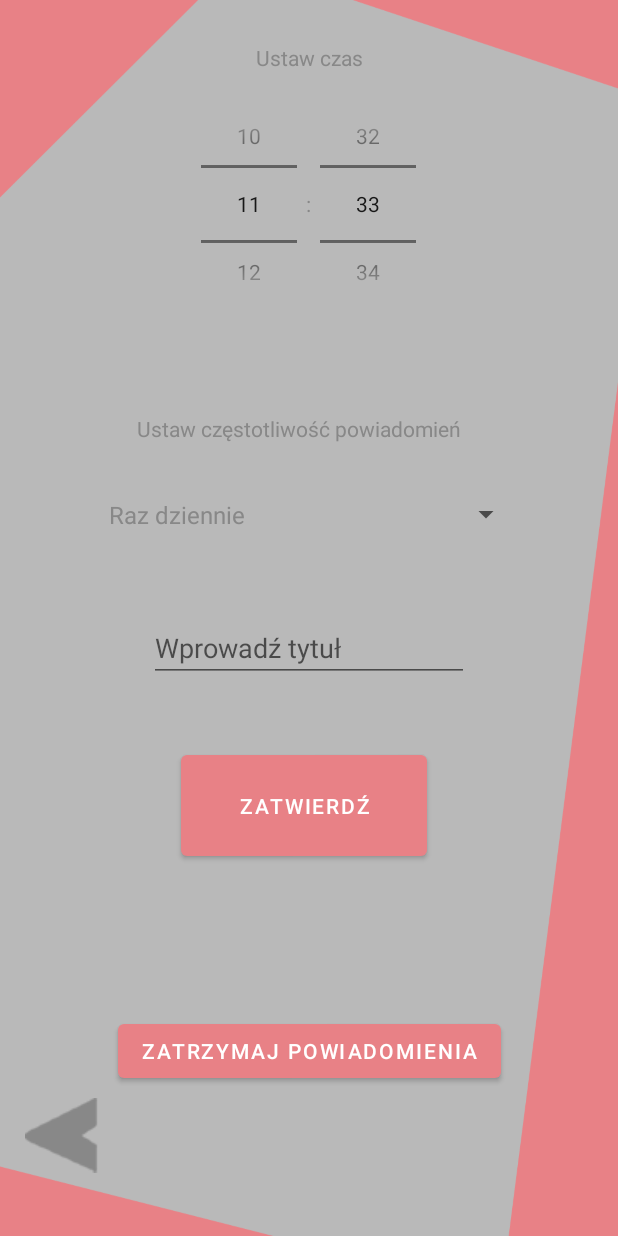
After one commit to gry-mar/AppTeczka, an Android app: the SetReminderActivity screen opened directly, with no data from a screen before it, on a phone screen of 412 x 824 dp. The commit adds this screen. Run offline under Robolectric (Android 15) with nearby library versions, the phone set to English and light mode, and no system bars.

Commit message:
added notifications prototype

```diff
--- /dev/null
+++ b/android/AppTeczkaAndroid/app/src/main/java/edu/ib/appteczkaandroid/SetReminderActivity.java
@@ -0,0 +1,113 @@
+package edu.ib.appteczkaandroid;
+
+import androidx.annotation.RequiresApi;
+import androidx.appcompat.app.AppCompatActivity;
+
+import android.app.AlarmManager;
+import android.app.NotificationChannel;
+import android.app.NotificationManager;
+import android.app.PendingIntent;
+import android.content.Intent;
+import android.os.Build;
+import android.os.Bundle;
+import android.text.format.Time;
+import android.view.View;
+import android.widget.AdapterView;
+import android.widget.ArrayAdapter;
+import android.widget.EditText;
+import android.widget.Spinner;
+import android.widget.TimePicker;
+
+import java.util.Calendar;
+
+public class SetReminderActivity extends AppCompatActivity {
+
+    String spinnerSelectedItem;
+    Spinner spinner;
+    TimePicker timePicker;
+    final Calendar calendar = Calendar.getInstance();
+    String title;
+    EditText edtTitle;
+
+    @RequiresApi(api = Build.VERSION_CODES.O)
+    @Override
+    protected void onCreate(Bundle savedInstanceState) {
+        super.onCreate(savedInstanceState);
+        setContentView(R.layout.activity_set_reminder);
+        spinner = findViewById(R.id.spinner);
+        ArrayAdapter<CharSequence> adapter = ArrayAdapter.createFromResource(this,
+                R.array.spinner_arr, android.R.layout.simple_spinner_item);
+        adapter.setDropDownViewResource(android.R.layout.simple_spinner_dropdown_item);
+        spinner.setAdapter(adapter);
+        timePicker = findViewById(R.id.timeForNotification);
+        timePicker.setIs24HourView(true);
+        edtTitle = findViewById(R.id.edtTitle);
+
+        createNotificationChannel();
+
+
+    }
+
+    public void btnReturnOnClick(View view) {
+        Intent intent = new Intent(this, MenuAll.class);
+        startActivity(intent);
+        finish();
+    }
+
+    public void onSubmitNotifyClicked(View view) {
+        title = edtTitle.getText().toString();
+        int hour, minute;
+        String am_pm;
+        if (Build.VERSION.SDK_INT >= 23 ){
+            hour = timePicker.getHour();
+            minute = timePicker.getMinute();
+            System.out.println("A tu?");
+        }
+        else{
+            hour = timePicker.getCurrentHour();
+            minute = timePicker.getCurrentMinute();
+            System.out.println("No i chuj");
+        }
+
+        spinner.setOnItemSelectedListener(new AdapterView.OnItemSelectedListener() {
+            public void onItemSelected(AdapterView<?> parent, View view, int pos, long id) {
+                Object item = parent.getItemAtPosition(pos);
+                System.out.println(item);
+            }
+            public void onNothingSelected(AdapterView<?> parent) {
+            }
+        });
+        calendar.set(Calendar.HOUR_OF_DAY, hour);
+        calendar.set(Calendar.MINUTE, minute);
+        calendar.set(Calendar.SECOND, 0);
+        System.out.println("Min"+minute);
+
+        Intent intent = new Intent(getApplicationContext(),Notify.class);
+        intent.putExtra("titleExtra",title);
+        intent.putExtra("messageExtra","Sprawdź czy wziąłeś lek");
+        intent.putExtra("reqCode",100);
+        sendBroadcast(intent);
+        System.out.println("Czy tu doszło wgl");
+        System.out.println(calendar.getTimeInMillis());
+
+
+        PendingIntent pendingIntent = PendingIntent.getBroadcast(getApplicationContext(),
+                100,intent,PendingIntent.FLAG_UPDATE_CURRENT);
+        AlarmManager alarmManager = (AlarmManager) getSystemService(ALARM_SERVICE);
+        assert alarmManager != null;
+        alarmManager.setRepeating(AlarmManager.RTC_WAKEUP,calendar.getTimeInMillis(),AlarmManager.INTERVAL_FIFTEEN_MINUTES,
+                pendingIntent);
+    }
+
+    @RequiresApi(api = Build.VERSION_CODES.O)
+    private void createNotificationChannel(){
+        CharSequence name = "Default channel";
+        String desc = "Opis jakis";
+        String channelID = "default";
+        int importance = NotificationManager.IMPORTANCE_DEFAULT;
+        NotificationChannel channel = new NotificationChannel(channelID,name, importance);
+        channel.setDescription(desc);
+        NotificationManager notificationManager = (NotificationManager) getSystemService(NOTIFICATION_SERVICE);
+        notificationManager.createNotificationChannel(channel);
+    }
+}
--- /dev/null
+++ b/android/AppTeczkaAndroid/app/src/main/res/layout/activity_set_reminder.xml
@@ -0,0 +1,104 @@
+<?xml version="1.0" encoding="utf-8"?>
+<androidx.constraintlayout.widget.ConstraintLayout xmlns:android="http://schemas.android.com/apk/res/android"
+    xmlns:app="http://schemas.android.com/apk/res-auto"
+    xmlns:tools="http://schemas.android.com/tools"
+    android:layout_width="match_parent"
+    android:layout_height="match_parent"
+    android:background="@drawable/backgroundimg"
+    tools:context=".SetReminderActivity">
+
+    <ImageButton
+        android:id="@+id/imageButton"
+        android:layout_width="50dp"
+        android:layout_height="50dp"
+        android:background="@android:color/transparent"
+        android:onClick="btnReturnOnClick"
+        app:layout_constraintBottom_toBottomOf="parent"
+        app:layout_constraintEnd_toEndOf="parent"
+        app:layout_constraintHorizontal_bias="0.046"
+        app:layout_constraintStart_toStartOf="parent"
+        app:layout_constraintTop_toTopOf="parent"
+        app:layout_constraintVertical_bias="0.946"
+        app:srcCompat="@drawable/return_btn" />
+
+    <TimePicker
+        android:id="@+id/timeForNotification"
+        android:layout_width="246dp"
+        android:layout_height="168dp"
+        android:layout_marginTop="52dp"
+        android:timePickerMode="spinner"
+        app:layout_constraintEnd_toEndOf="parent"
+        app:layout_constraintHorizontal_bias="0.496"
+        app:layout_constraintStart_toStartOf="parent"
+        app:layout_constraintTop_toTopOf="parent" />
+
+    <Spinner
+        android:id="@+id/spinner"
+        android:layout_width="283dp"
+        android:layout_height="46dp"
+        app:layout_constraintBottom_toBottomOf="parent"
+        app:layout_constraintEnd_toEndOf="parent"
+        app:layout_constraintStart_toStartOf="parent"
+        app:layout_constraintTop_toTopOf="parent"
+        app:layout_constraintVertical_bias="0.411" />
+
+    <Button
+        android:id="@+id/button3"
+        android:layout_width="164dp"
+        android:layout_height="79dp"
+        android:onClick="onSubmitNotifyClicked"
+        android:text="Zatwierdź"
+        app:layout_constraintBottom_toBottomOf="parent"
+        app:layout_constraintEnd_toEndOf="parent"
+        app:layout_constraintHorizontal_bias="0.487"
+        app:layout_constraintStart_toStartOf="parent"
+        app:layout_constraintTop_toBottomOf="@+id/spinner"
+        app:layout_constraintVertical_bias="0.346" />
+
+    <TextView
+        android:id="@+id/tvForSpinner"
+        android:layout_width="228dp"
+        android:layout_height="27dp"
+        android:text="Ustaw częstotliwość powiadomień"
+        app:layout_constraintBottom_toTopOf="@+id/spinner"
+        app:layout_constraintEnd_toEndOf="parent"
+        app:layout_constraintHorizontal_bias="0.497"
+        app:layout_constraintStart_toStartOf="parent"
+        app:layout_constraintTop_toBottomOf="@+id/timeForNotification"
+        app:layout_constraintVertical_bias="0.771" />
+
+    <TextView
+        android:id="@+id/textView4"
+        android:layout_width="115dp"
+        android:layout_height="23dp"
+        android:onClick="onSubmitNotifyClicked"
+        android:text="Ustaw czas"
+        android:textAlignment="center"
+        app:layout_constraintBottom_toTopOf="@+id/timeForNotification"
+        app:layout_constraintEnd_toEndOf="parent"
+        app:layout_constraintStart_toStartOf="parent"
+        app:layout_constraintTop_toTopOf="parent"
+        app:layout_constraintVertical_bias="1.0" />
+
+    <Button
+        android:id="@+id/cancelAllBtn"
+        android:layout_width="wrap_content"
+        android:layout_height="wrap_content"
+        android:text="Zatrzymaj powiadomienia"
+        app:layout_constraintBottom_toBottomOf="parent"
+        app:layout_constraintEnd_toEndOf="parent"
+        app:layout_constraintStart_toStartOf="parent"
+        app:layout_constraintTop_toBottomOf="@+id/button3" />
+
+    <EditText
+        android:id="@+id/edtTitle"
+        android:layout_width="wrap_content"
+        android:layout_height="wrap_content"
+        android:ems="10"
+        android:inputType="text"
+        android:hint="Wprowadź tytuł"
+        app:layout_constraintBottom_toTopOf="@+id/button3"
+        app:layout_constraintEnd_toEndOf="parent"
+        app:layout_constraintStart_toStartOf="parent"
+        app:layout_constraintTop_toBottomOf="@+id/spinner" />
+</androidx.constraintlayout.widget.ConstraintLayout>
--- a/android/AppTeczkaAndroid/app/src/main/res/values/strings.xml
+++ b/android/AppTeczkaAndroid/app/src/main/res/values/strings.xml
@@ -35,5 +35,10 @@
     <string name="nav_header_subtitle">android.studio@android.com</string>
     <string name="nr">Nr</string>
     <string name="interakcje">Interakcje</string>
+    <string-array name="spinner_arr">
+        <item>Raz dziennie</item>
+        <item>Dwa razy dziennie</item>
+        <item>Co godzinę</item>
+    </string-array>
 
 </resources>
```
Also changed, not shown: android/AppTeczkaAndroid/app/src/main/AndroidManifest.xml (+10 -0 lines), android/AppTeczkaAndroid/app/src/main/java/edu/ib/appteczkaandroid/AddDrugToAll.java (+39 -0 lines), android/AppTeczkaAndroid/app/src/main/java/edu/ib/appteczkaandroid/MenuAll.java (+18 -3 lines), android/AppTeczkaAndroid/app/src/main/java/edu/ib/appteczkaandroid/Notify.java (added, +62 -0 lines), android/AppTeczkaAndroid/app/src/main/res/layout/activity_menu_all.xml (+13 -0 lines).
